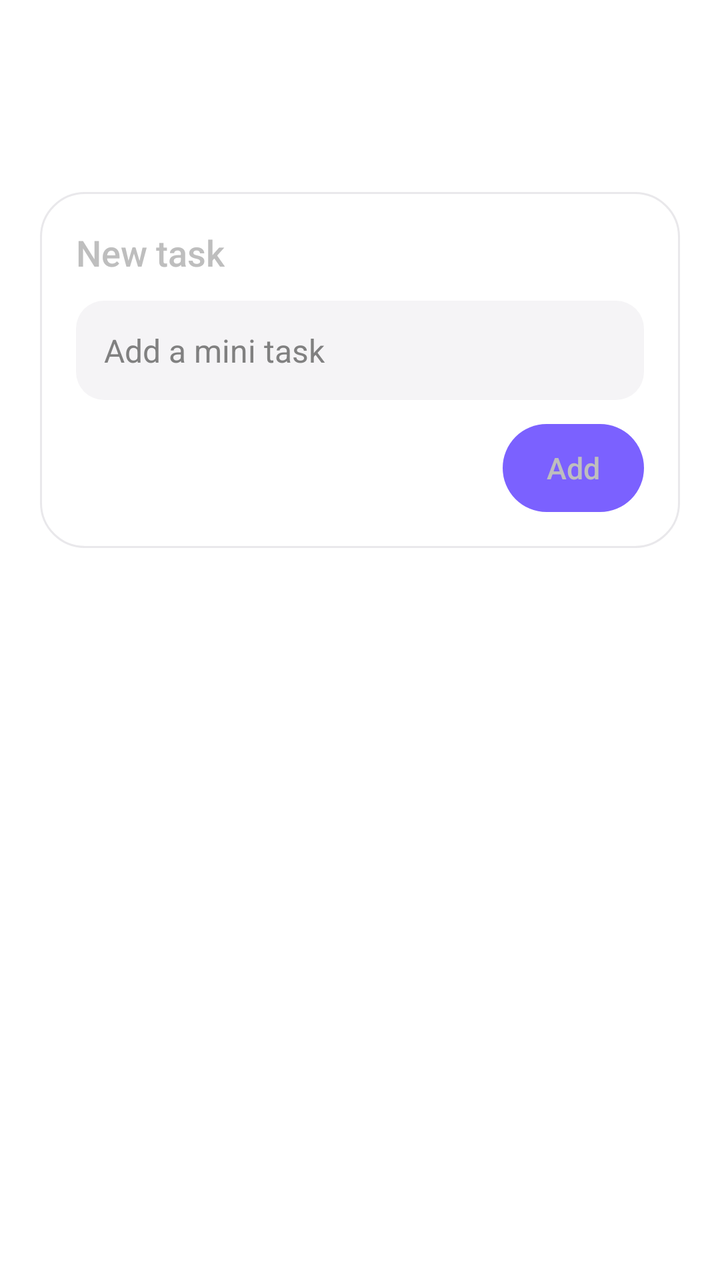
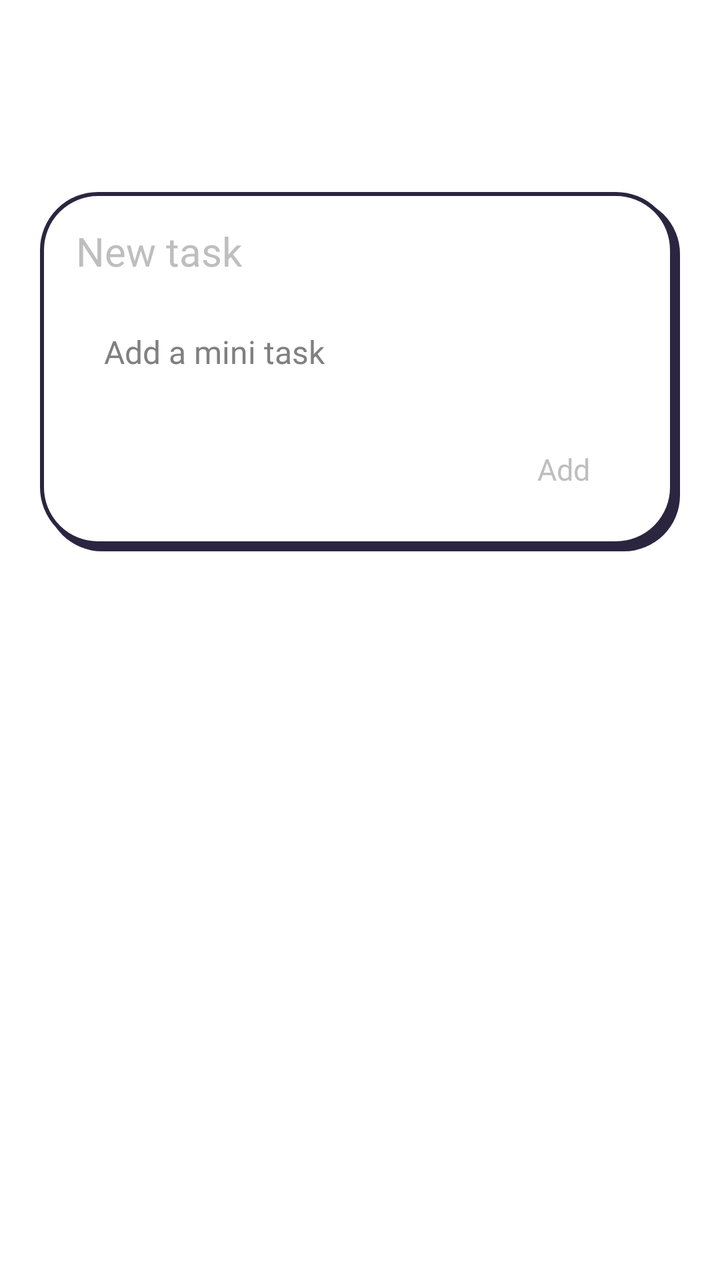

Two renders of the same Android screen: before a commit and after it. Below are the layout's source before the change and the commit's diff.
<!-- AndroidManifest.xml: activity theme QuickyDialog -->
<!-- res/layout/quick_add.xml -->
<?xml version="1.0" encoding="utf-8"?>
<FrameLayout xmlns:android="http://schemas.android.com/apk/res/android"
    android:layout_width="match_parent"
    android:layout_height="match_parent"
    android:paddingHorizontal="20dp"
    android:paddingTop="96dp">
    <LinearLayout
        android:id="@+id/qa_root"
        android:layout_width="match_parent"
        android:layout_height="wrap_content"
        android:layout_gravity="top"
        android:background="@drawable/w_card_light"
        android:orientation="vertical"
        android:padding="18dp">
        <TextView android:id="@+id/qa_title" android:layout_width="wrap_content" android:layout_height="wrap_content" android:text="New task" android:textSize="18sp" android:fontFamily="sans-serif-medium" />
        <EditText
            android:id="@+id/qa_text"
            android:layout_width="match_parent"
            android:layout_height="wrap_content"
            android:layout_marginTop="12dp"
            android:background="@drawable/w_field"
            android:hint="Add a mini task"
            android:imeOptions="actionDone"
            android:inputType="textCapSentences"
            android:maxLength="500"
            android:padding="14dp"
            android:textSize="16sp" />
        <TextView
            android:id="@+id/qa_add"
            android:layout_width="wrap_content"
            android:layout_height="44dp"
            android:layout_gravity="end"
            android:layout_marginTop="12dp"
            android:background="@drawable/w_pill"
            android:gravity="center"
            android:paddingHorizontal="22dp"
            android:text="Add"
            android:textSize="15sp"
            android:fontFamily="sans-serif-medium" />
    </LinearLayout>
</FrameLayout>
<!-- resources referenced by this layout -->
<resources>
  <!-- drawable w_card_light (drawable) -->
  <?xml version="1.0" encoding="utf-8"?>
  <shape xmlns:android="http://schemas.android.com/apk/res/android" android:shape="rectangle">
      <solid android:color="#FFFFFFFF" />
      <stroke android:width="1dp" android:color="#1A2B2540" />
      <corners android:radius="22dp" />
  </shape>
  <!-- drawable w_field (drawable) -->
  <?xml version="1.0" encoding="utf-8"?>
  <shape xmlns:android="http://schemas.android.com/apk/res/android" android:shape="rectangle">
      <solid android:color="#147A7392" />
      <corners android:radius="14dp" />
  </shape>
  <!-- drawable w_pill (drawable) -->
  <?xml version="1.0" encoding="utf-8"?>
  <shape xmlns:android="http://schemas.android.com/apk/res/android" android:shape="rectangle">
      <solid android:color="#FF7B61FF" />
      <corners android:radius="999dp" />
  </shape>
  <style name="QuickyDialog" parent="@android:style/Theme.Translucent.NoTitleBar">
          <item name="android:windowIsFloating">false</item>
          <item name="android:backgroundDimEnabled">true</item>
          <item name="android:backgroundDimAmount">0.35</item>
      </style>
</resources>

<!-- the commit's change to res/layout/quick_add.xml (unified diff, before → after) -->
@@ -2,19 +2,24 @@
 <FrameLayout xmlns:android="http://schemas.android.com/apk/res/android"
     android:layout_width="match_parent"
     android:layout_height="match_parent"
-    android:paddingHorizontal="20dp"
-    android:paddingTop="96dp">
+    android:paddingStart="20dp"
+    android:paddingTop="96dp"
+    android:paddingEnd="20dp">
     <LinearLayout
         android:id="@+id/qa_root"
         android:layout_width="match_parent"
         android:layout_height="wrap_content"
         android:layout_gravity="top"
-        android:background="@drawable/w_card_light"
+        android:background="@drawable/w_card_q_light"
         android:orientation="vertical"
-        android:padding="18dp">
-        <TextView android:id="@+id/qa_title" android:layout_width="wrap_content" android:layout_height="wrap_content" android:text="New task" android:textSize="18sp" android:fontFamily="sans-serif-medium" />
+        android:paddingStart="18dp"
+        android:paddingTop="16dp"
+        android:paddingEnd="21dp"
+        android:paddingBottom="19dp">
+        <TextView android:id="@+id/qa_title" style="@style/WTitle" android:layout_width="wrap_content" android:layout_height="wrap_content" android:text="New task" android:textSize="20sp" />
         <EditText
             android:id="@+id/qa_text"
+            style="@style/WBody"
             android:layout_width="match_parent"
             android:layout_height="wrap_content"
             android:layout_marginTop="12dp"
@@ -27,15 +32,16 @@
             android:textSize="16sp" />
         <TextView
             android:id="@+id/qa_add"
+            style="@style/WBody"
             android:layout_width="wrap_content"
             android:layout_height="44dp"
             android:layout_gravity="end"
             android:layout_marginTop="12dp"
-            android:background="@drawable/w_pill"
+            android:background="@drawable/w_round"
             android:gravity="center"
-            android:paddingHorizontal="22dp"
+            android:paddingStart="24dp"
+            android:paddingEnd="24dp"
             android:text="Add"
-            android:textSize="15sp"
-            android:fontFamily="sans-serif-medium" />
+            android:textSize="15sp" />
     </LinearLayout>
 </FrameLayout>
<!-- resource entries referenced after the edit -->
@@ -1,28 +1,34 @@
 <!-- resources referenced by this layout -->
 <resources>
-  <!-- drawable w_card_light (drawable) -->
+  <!-- drawable w_card_q_light (drawable) -->
+  <?xml version="1.0" encoding="utf-8"?>
+  <layer-list xmlns:android="http://schemas.android.com/apk/res/android">
+      <item android:left="3dp" android:top="3dp">
+          <shape android:shape="rectangle"><solid android:color="#FF2B2540" /><corners android:radius="@dimen/w_radius" /></shape>
+      </item>
+      <item android:right="3dp" android:bottom="3dp">
+          <shape android:shape="rectangle"><solid android:color="#FFFFFFFF" /><stroke android:width="2dp" android:color="#FF2B2540" /><corners android:radius="@dimen/w_radius" /></shape>
+      </item>
+  </layer-list>
+  <!-- drawable w_field (drawable) -->
   <?xml version="1.0" encoding="utf-8"?>
   <shape xmlns:android="http://schemas.android.com/apk/res/android" android:shape="rectangle">
       <solid android:color="#FFFFFFFF" />
-      <stroke android:width="1dp" android:color="#1A2B2540" />
-      <corners android:radius="22dp" />
+      <corners android:radius="14dp" />
   </shape>
-  <!-- drawable w_field (drawable) -->
+  <!-- drawable w_round (drawable) -->
   <?xml version="1.0" encoding="utf-8"?>
   <shape xmlns:android="http://schemas.android.com/apk/res/android" android:shape="rectangle">
-      <solid android:color="#147A7392" />
-      <corners android:radius="14dp" />
-  </shape>
-  <!-- drawable w_pill (drawable) -->
-  <?xml version="1.0" encoding="utf-8"?>
-  <shape xmlns:android="http://schemas.android.com/apk/res/android" android:shape="rectangle">
-      <solid android:color="#FF7B61FF" />
+      <solid android:color="#FFFFFFFF" />
       <corners android:radius="999dp" />
   </shape>
+  <style name="WBody"><item name="android:fontFamily">sans-serif-medium</item></style>
+  <style name="WTitle"><item name="android:fontFamily">sans-serif-medium</item></style>
   <style name="QuickyDialog" parent="@android:style/Theme.Translucent.NoTitleBar">
           <item name="android:windowIsFloating">false</item>
           <item name="android:backgroundDimEnabled">true</item>
           <item name="android:backgroundDimAmount">0.35</item>
       </style>
+  <dimen name="w_radius">20dp</dimen>
 </resources>
 
